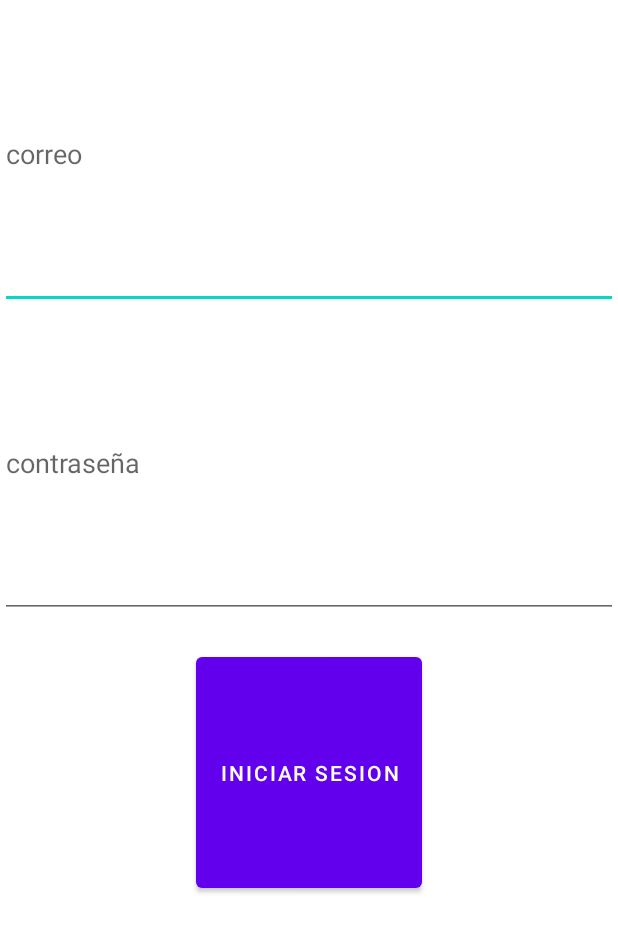
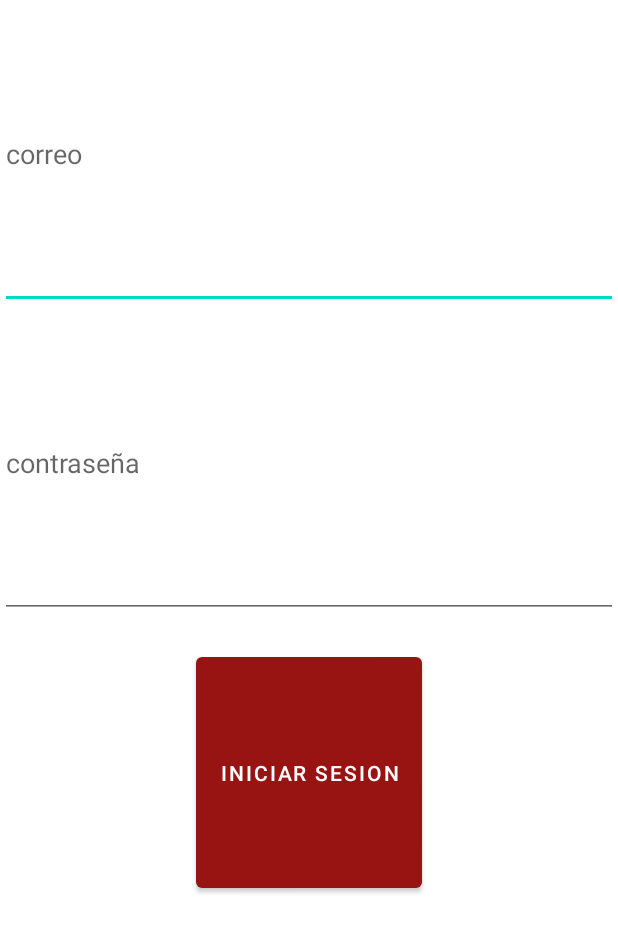
Before and after one commit to weysaw/Ucard, an Android app: the screen it shows after launch (MainActivity), on a phone screen of 412 x 824 dp, the part 309-1236 px from its top. Run offline under Robolectric (Android 15) with nearby library versions, the phone set to English and light mode, and no system bars.

Commit message:
Cambia a los colores de la app

```diff
--- a/app/src/main/res/values-night/themes.xml
+++ b/app/src/main/res/values-night/themes.xml
@@ -2,9 +2,9 @@
     <!-- Base application theme. -->
     <style name="Theme.Ucard" parent="Theme.MaterialComponents.DayNight.NoActionBar">
         <!-- Primary brand color. -->
-        <item name="colorPrimary">@color/purple_200</item>
-        <item name="colorPrimaryVariant">@color/purple_700</item>
-        <item name="colorOnPrimary">@color/black</item>
+        <item name="colorPrimary">#981412</item>
+        <item name="colorPrimaryVariant">#84100E</item>
+        <item name="colorOnPrimary">@color/white</item>
         <!-- Secondary brand color. -->
         <item name="colorSecondary">@color/teal_200</item>
         <item name="colorSecondaryVariant">@color/teal_200</item>
--- a/app/src/main/res/values/themes.xml
+++ b/app/src/main/res/values/themes.xml
@@ -2,8 +2,8 @@
     <!-- Base application theme. -->
     <style name="Theme.Ucard" parent="Theme.MaterialComponents.DayNight.NoActionBar">
         <!-- Primary brand color. -->
-        <item name="colorPrimary">@color/purple_500</item>
-        <item name="colorPrimaryVariant">@color/purple_700</item>
+        <item name="colorPrimary">#981412</item>
+        <item name="colorPrimaryVariant">#84100E</item>
         <item name="colorOnPrimary">@color/white</item>
         <!-- Secondary brand color. -->
         <item name="colorSecondary">@color/teal_200</item>
```
